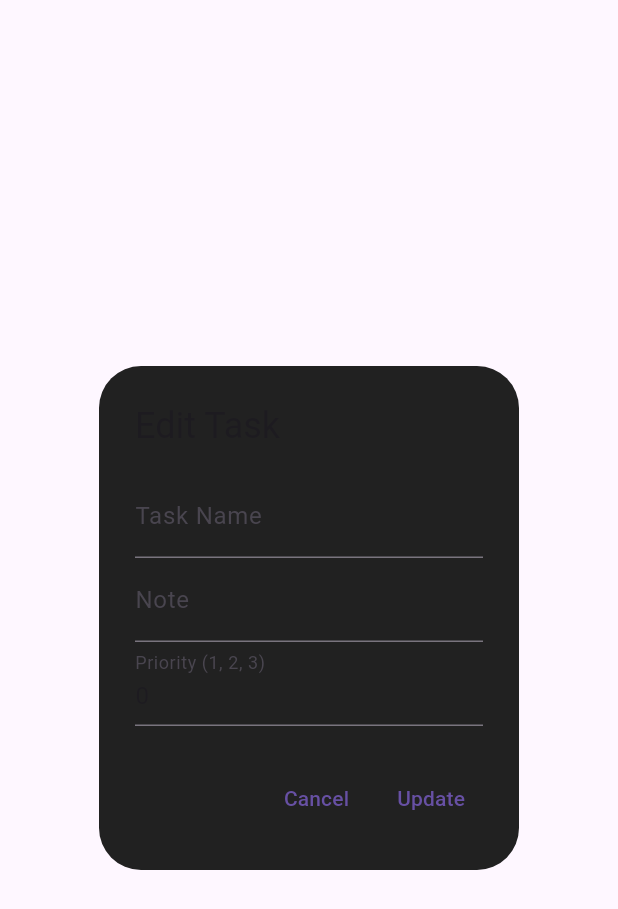
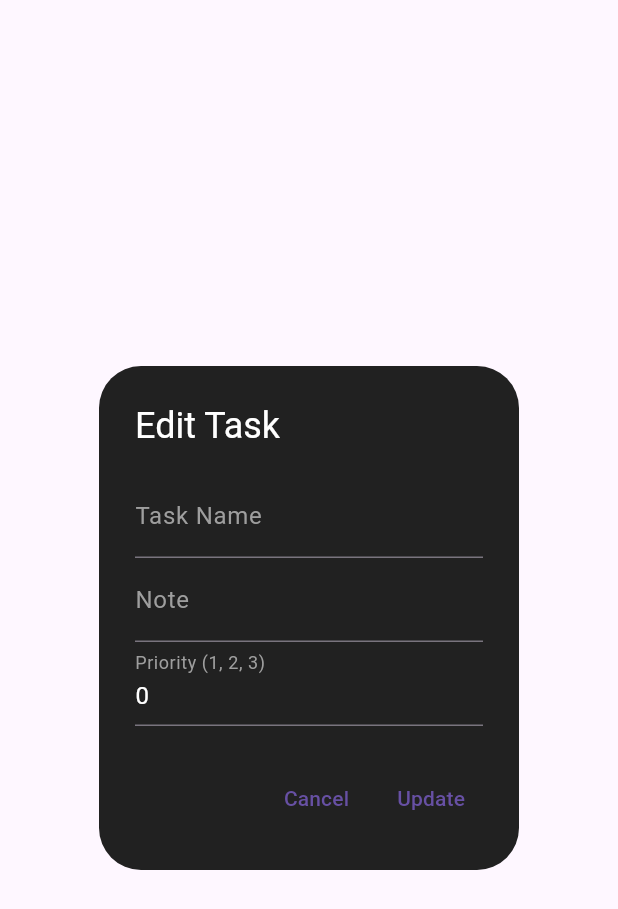
Before and after one commit to MauryaAayush/avd_flutter_database, a Flutter app: the EditTaskDialog widget shown alone on an empty page, opened directly with empty values, on a phone screen of 412 x 824 dp. Shown: the top 909 px of the screen. Run offline on Flutter 3.47's test engine with Material 3 defaults, Android fonts, the phone set to English and light mode, and no system bars; our stand-ins replace get, google_fonts, sqflite; accounts and stored records are empty.

Commit message:
Radhey radhey

```diff
--- a/lib/todo_app_withdb/view/Components/edit_task_dialoge.dart
+++ b/lib/todo_app_withdb/view/Components/edit_task_dialoge.dart
@@ -22,21 +22,29 @@ class EditTaskDialog extends StatelessWidget {
   Widget build(BuildContext context) {
     return AlertDialog(
       backgroundColor: Colors.grey[900],
-      title: Text('Edit Task'),
+      title: Text('Edit Task',style: TextStyle(
+        color: Colors.white
+      ),),
       content: Column(
         mainAxisSize: MainAxisSize.min,
         children: [
           TextField(
             controller: taskNameController,
-            decoration: InputDecoration(labelText: 'Task Name'),
+            style: TextStyle(color: Colors.white),
+            decoration: InputDecoration(labelText: 'Task Name',
+              labelStyle: TextStyle(color: Colors.grey),),
           ),
           TextField(
             controller: noteController,
-            decoration: InputDecoration(labelText: 'Note'),
+            style: TextStyle(color: Colors.white),
+            decoration: InputDecoration(labelText: 'Note',
+              labelStyle: TextStyle(color: Colors.grey),),
           ),
           TextField(
             controller: priorityController,
-            decoration: InputDecoration(labelText: 'Priority (1, 2, 3)'),
+            style: TextStyle(color: Colors.white),
+            decoration: InputDecoration(labelText: 'Priority (1, 2, 3)',
+              labelStyle: TextStyle(color: Colors.grey),),
             keyboardType: TextInputType.number,
           ),
         ],
```
